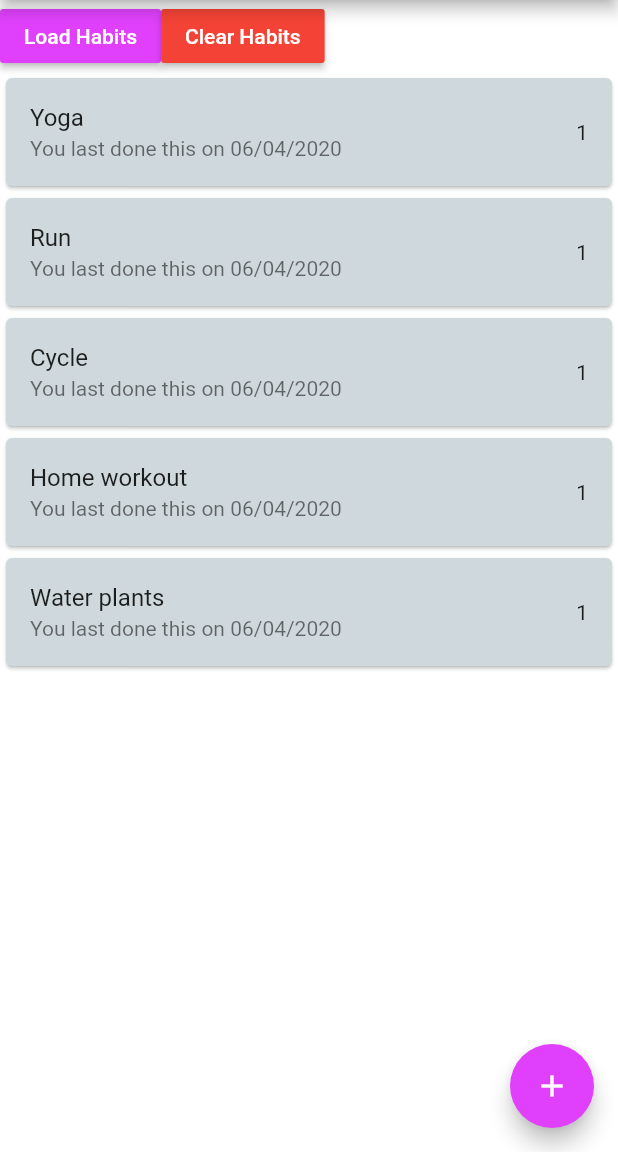
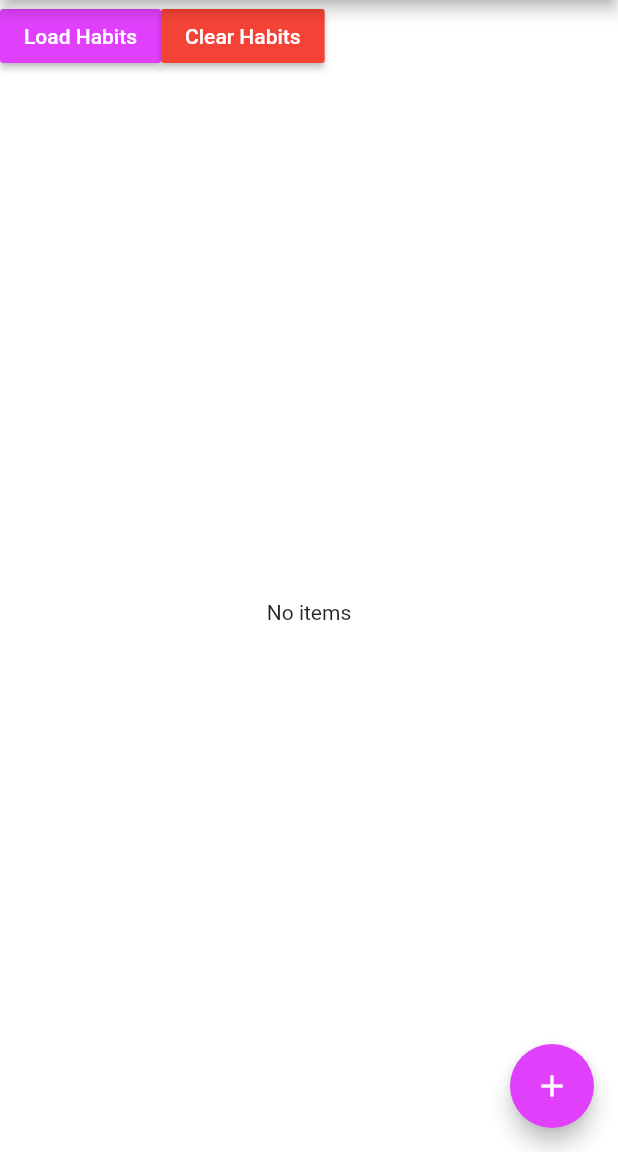
Before and after one commit to lbk9/habittracker, a Flutter app: the screen it shows after launch, on a phone screen of 412 x 824 dp, the part 84-1236 px from its top. Run offline on Flutter 3.47's test engine with Material 2 defaults, Android fonts, the phone set to English and light mode, and no system bars.

Commit message:
added FutureBuilder for json list, need to grab values from Form

```diff
--- a/lib/pages/add_habit_screen.dart
+++ b/lib/pages/add_habit_screen.dart
@@ -94,6 +94,11 @@ class _AddHabitState extends State<AddHabit> {
     habits.add(habit);
     habits.add(habit2);
     habits.add(habit3);
+    // read habit list from file
+    // add contents to this list
+    // reconvert full list
+    var habitsFromFile = await storageService.readAllHabits();
+    habitsFromFile.forEach((habit) => habits.add(habit));
     var habitJson = Habit.convertToJson(habits);
     await storageService.persistAllHabits(habitJson);
     Navigator.pushReplacement(context, CustomPageBounceTransition(widget: Habits(), alignment: Alignment.center));
--- a/lib/pages/habit_screen.dart
+++ b/lib/pages/habit_screen.dart
@@ -11,23 +11,17 @@ class Habits extends StatefulWidget {
 }
 
 class _HabitsState extends State<Habits> {
-  List<Habit> habitList =[
-    Habit('Yoga', DateTime.now()),
-    Habit('Run', DateTime.now()),
-    Habit('Cycle', DateTime.now()),
-    Habit('Home workout', DateTime.now()),
-    Habit('Water plants', DateTime.now())
-  ];
+  StorageService storageService = new StorageService();
+
+  Future<List<Habit>> getHabits() async {
+    return storageService.readAllHabits();
+  }
 
   void incrementStreak(int index){
     setState(() {
-      habitList[index].streak++;
+      StorageService storageService = new StorageService();
+      storageService.clearFileContents();
     });
-  }
-
-  void addHabit(Habit habit){
-    var newHabit = new Habit(habit.title, habit.latestEntry);
-    habitList.add(newHabit);
   }
 
   @override
@@ -81,20 +75,50 @@ class _HabitsState extends State<Habits> {
             ],
           ),
           Flexible(
-            child: ListView.builder(
-                itemCount: habitList.length,
-                itemBuilder: (context, index) {
+            child: FutureBuilder(
+              future: getHabits(),
+              builder: (BuildContext context, AsyncSnapshot snapshot){
+                if(snapshot.hasData) {
+                  if(snapshot.data.length == 0) {
+                      return Center(
+                          child: Text(
+                              'No items'
+                          )
+                      );
+                    } else{
+                    return ListView.builder(
+                      itemCount: snapshot.data.length,
+                      itemBuilder: (BuildContext context, int index){
                         return Card(
                           color: Colors.blueGrey[100],
                           child: ListTile(
-                      title: Text(habitList[index].title),
-                      subtitle: Text('You last done this on ${habitList[index].latestEntryAsDate}'),
-                      trailing: Text('${habitList[index].streak}'),
+                            title: Text(snapshot.data[index].title),
+                            subtitle: Text('You last done this on ${snapshot.data[index].latestEntryAsDate}'),
+                            trailing: Text('${snapshot.data[index].streak}'),
                             onTap: (){
-                        incrementStreak(index);
+                              // need to save to JSON and reload
                             },
                           ),
                         );
+                      },
+                    );
+                  }
+                  } else{
+                  return Column(
+                    mainAxisAlignment: MainAxisAlignment.center,
+                    crossAxisAlignment: CrossAxisAlignment.center,
+                    children: <Widget>[
+                      CircularProgressIndicator(
+                        strokeWidth: 8.0,
+                        backgroundColor: Colors.white,
+                        valueColor: AlwaysStoppedAnimation<Color>(Colors.purpleAccent),
+                      ),
+                      Text(
+                        'Gathering habits...'
+                      ),
+                    ],
+                  );
+                }
               },
             ),
           ),
--- a/lib/services/storage_service.dart
+++ b/lib/services/storage_service.dart
@@ -27,7 +27,8 @@ class StorageService {
     final file = await _localFile;
     print('$habits, $file');
     // needs to updated to correctly store new habits without overwriting previous ones
-    return file.writeAsString('${await file.readAsString()},$habits');
+
+    return file.writeAsString('$habits');
   }
 
   Future<List<Habit>> readAllHabits() async {
```
Also changed, not shown: lib/models/habit_list.dart (added, +8 -0 lines). Lines whose indentation alone changed are shown as unchanged.
